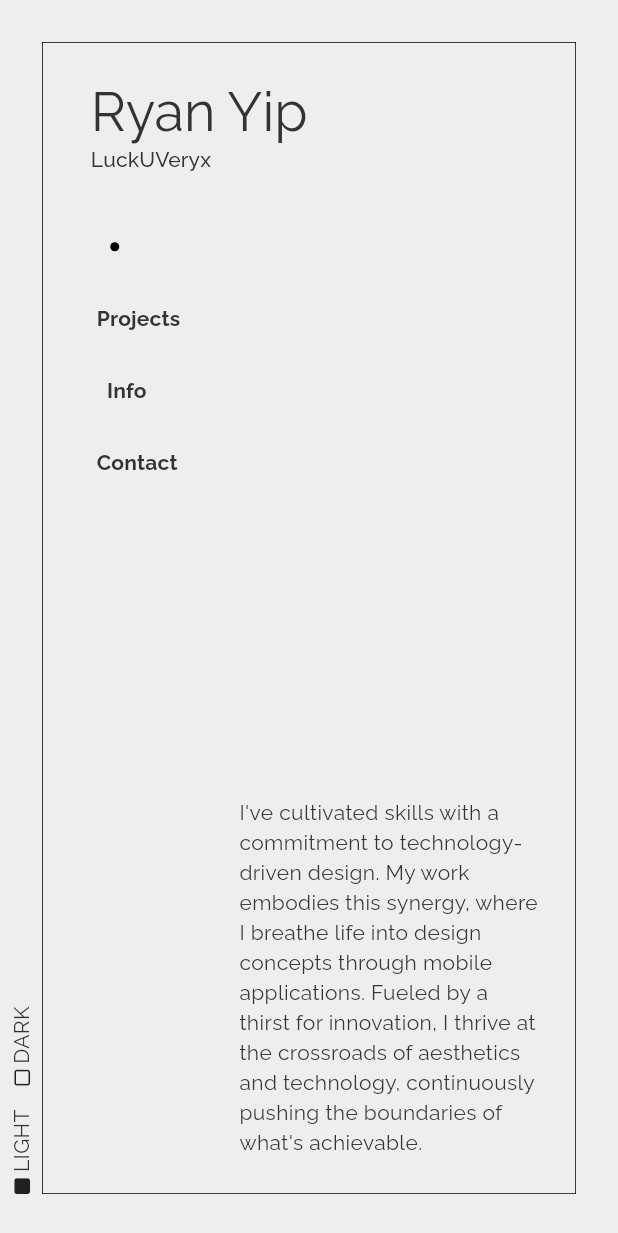
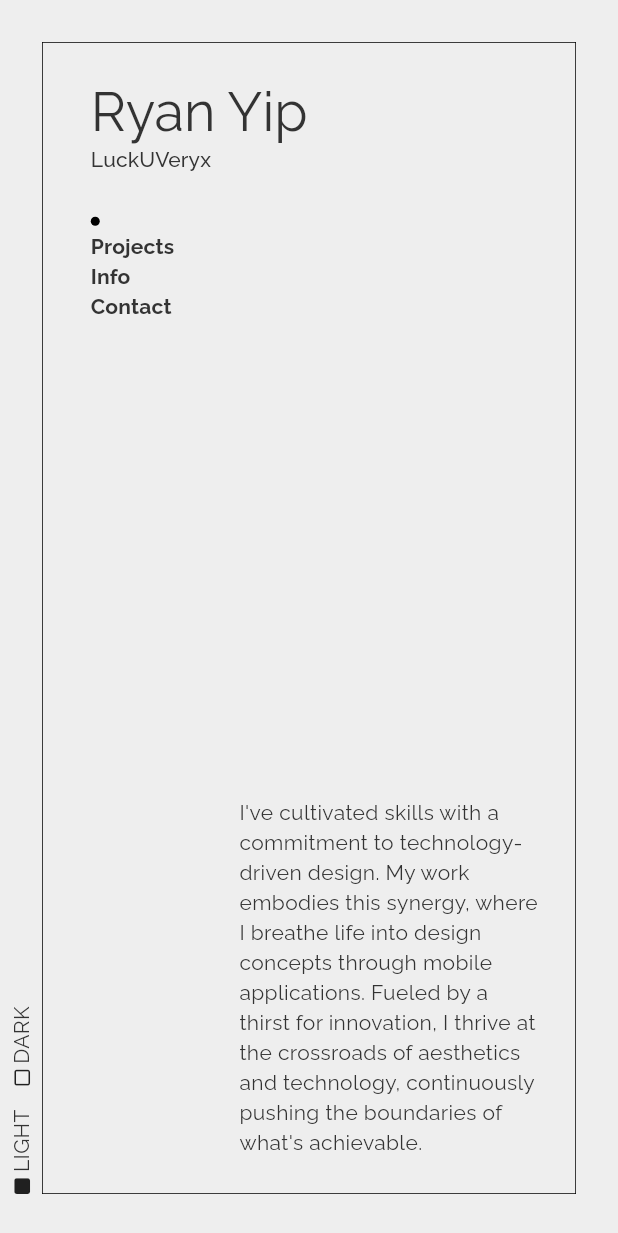
Before and after one commit to LuckUVeryX/luckuveryx.github.io, a Flutter app: the screen it shows after launch, on a phone screen of 412 x 824 dp. Shown: the top 1233 px of the screen. Run offline on Flutter 3.47's test engine with Material 2 defaults, Android fonts, the phone set to English and light mode, and no system bars; our stand-ins replace animated_text_kit, flutter_hooks, font_awesome_flutter, go_router, google_fonts, hooks_riverpod and 2 more; generated files the repository leaves out were written again.

Commit message:
UI: tweak route buttons spacing

```diff
--- a/lib/features/root/widgets/atoms/route_button.dart
+++ b/lib/features/root/widgets/atoms/route_button.dart
@@ -13,14 +13,18 @@ class RouteButton extends StatelessWidget {
 
   @override
   Widget build(BuildContext context) {
-    return TextButton(
-      style: TextButton.styleFrom(
-        textStyle: context.textTheme.labelLarge?.copyWith(
-          fontWeight: FontWeight.bold,
+    return InkWell(
+      onTap: onPressed,
+      customBorder: const StadiumBorder(),
+      child: Padding(
+        padding: const EdgeInsets.symmetric(horizontal: 8),
+        child: Text(
+          label,
+          style: context.textTheme.labelLarge?.copyWith(
+            fontWeight: FontWeight.bold,
+          ),
         ),
       ),
-      onPressed: onPressed,
-      child: Text(label),
     );
   }
 }
--- a/lib/features/root/widgets/atoms/route_button_placeholder.dart
+++ b/lib/features/root/widgets/atoms/route_button_placeholder.dart
@@ -8,12 +8,9 @@ class RouteButtonPlaceholder extends StatelessWidget {
 
   @override
   Widget build(BuildContext context) {
-    return TextButton(
-      style: TextButton.styleFrom(
-        minimumSize: const Size(0, 32),
-      ),
-      onPressed: null,
+    return InkWell(
       child: Container(
+        margin: const EdgeInsets.symmetric(horizontal: 8, vertical: 4),
         height: 6,
         width: 6,
         decoration: BoxDecoration(
```
